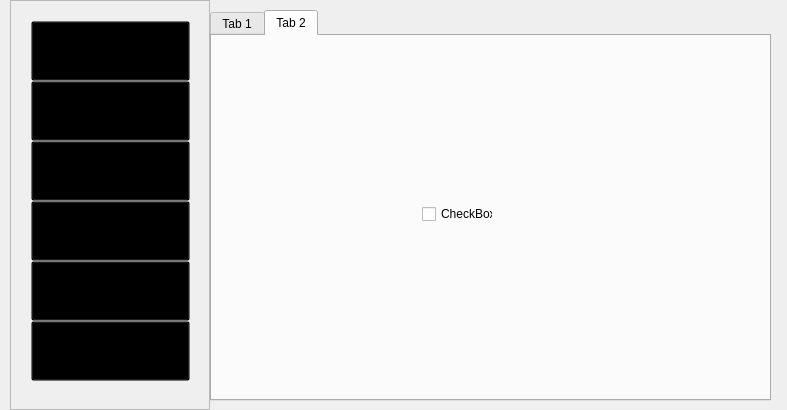
First picture: the form in src/mainoperate.ui, repository wzhone/wallpaper, before the edit.
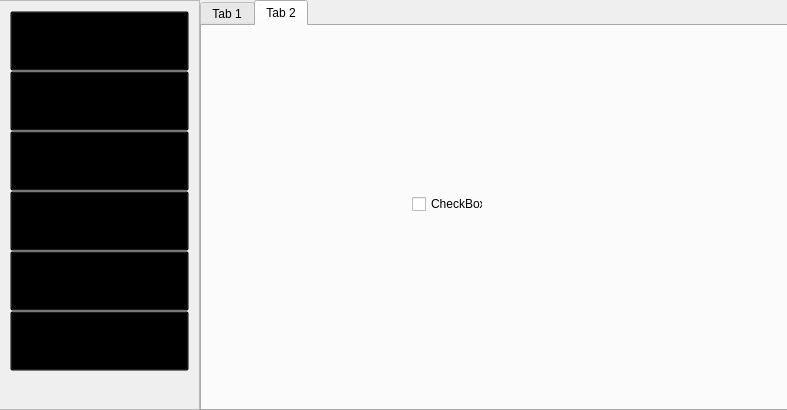
Second picture: the form after the edit. Icons and pictures are not drawn.

```diff
--- a/src/mainoperate.ui
+++ b/src/mainoperate.ui
@@ -28,9 +28,9 @@
    <widget class="QFrame" name="menuFrame">
     <property name="geometry">
      <rect>
-      <x>10</x>
+      <x>-1</x>
       <y>0</y>
-      <width>200</width>
+      <width>201</width>
       <height>410</height>
      </rect>
     </property>
@@ -54,10 +54,10 @@
     <widget class="QWidget" name="verticalLayoutWidget">
      <property name="geometry">
       <rect>
-       <x>10</x>
-       <y>10</y>
-       <width>181</width>
-       <height>391</height>
+       <x>0</x>
+       <y>0</y>
+       <width>201</width>
+       <height>411</height>
       </rect>
      </property>
      <layout class="QVBoxLayout" name="verticalLayout">
@@ -81,7 +81,11 @@
          </font>
         </property>
         <property name="text">
-         <string>壁纸设置</string>
+         <string> 素材库</string>
+        </property>
+        <property name="icon">
+         <iconset resource="resource.qrc">
+          <normaloff>:/resource/icon/shop.svg</normaloff>:/resource/icon/shop.svg</iconset>
         </property>
        </widget>
       </item>
@@ -209,10 +213,10 @@
    <widget class="QTabWidget" name="tabWidget">
     <property name="geometry">
      <rect>
-      <x>210</x>
-      <y>10</y>
-      <width>561</width>
-      <height>391</height>
+      <x>200</x>
+      <y>0</y>
+      <width>591</width>
+      <height>411</height>
      </rect>
     </property>
     <property name="currentIndex">
```
Left out of the diff: 4 changed lines with no effect on the pictures.
